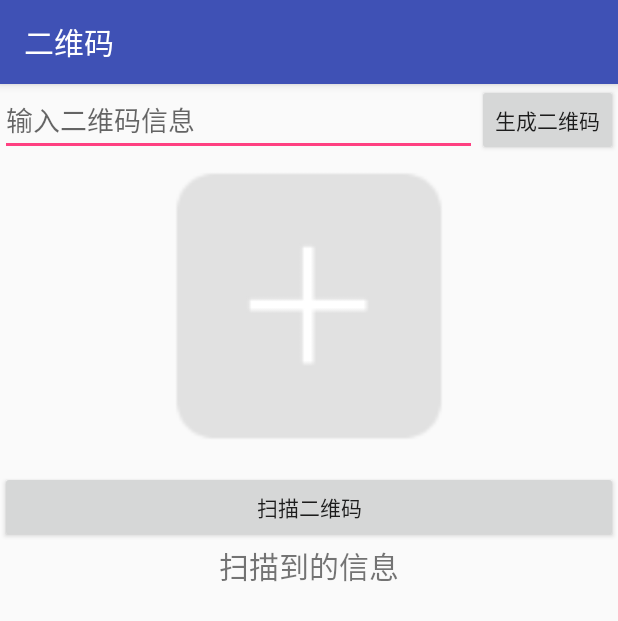
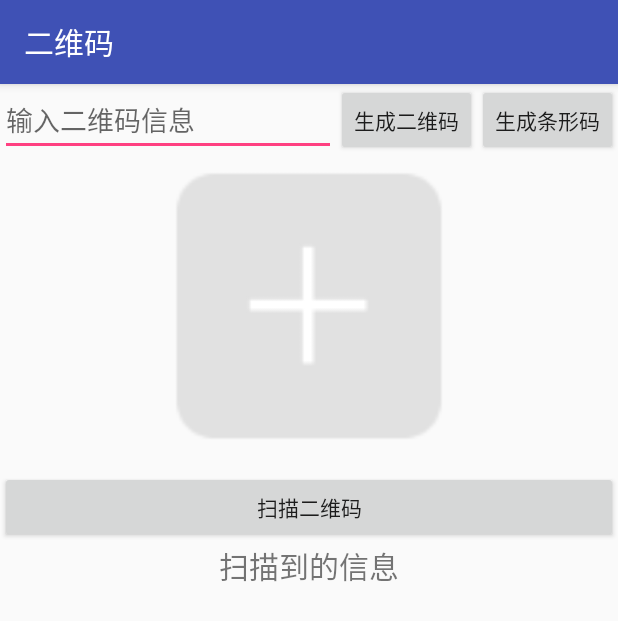
Before and after one commit to hailing3/AndroidCommonUtil, an Android app: the screen it shows after launch (CodeActivity), on a phone screen of 412 x 824 dp. Shown: the top 621 px of the screen. Run offline under Robolectric (Android 15) with nearby library versions, the phone set to English and light mode, and no system bars; libraries missing offline, so code that uses them is left out: com.uuzuche.lib_zxing; 1 statement that could not run was skipped.

Commit message:
[Feature]添加条形码生成
Signed-off-by: lishaoming <lishaoming@xiaomi.com>

```diff
--- a/app/src/main/res/layout/activity_code.xml
+++ b/app/src/main/res/layout/activity_code.xml
@@ -20,8 +20,14 @@
         <Button
             android:layout_width="wrap_content"
             android:layout_height="wrap_content"
-            android:onClick="getCode"
+            android:onClick="getQrCode"
             android:text="生成二维码" />
+
+        <Button
+            android:layout_width="wrap_content"
+            android:layout_height="wrap_content"
+            android:onClick="getBarCode"
+            android:text="生成条形码" />
 
     </LinearLayout>
 
```
Also changed, not shown: app/src/main/java/com/mtx/androidcommonutil/ui/CodeActivity.java (+26 -1 lines), app/src/main/java/com/mtx/androidcommonutil/util/EncodingHandlerUtil.java (added, +48 -0 lines).
